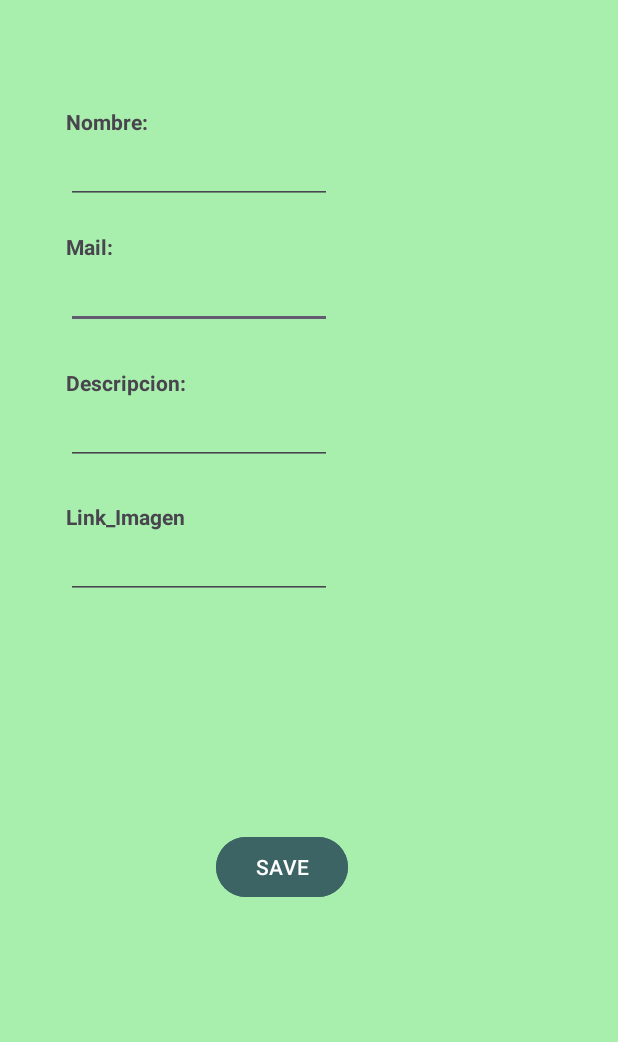
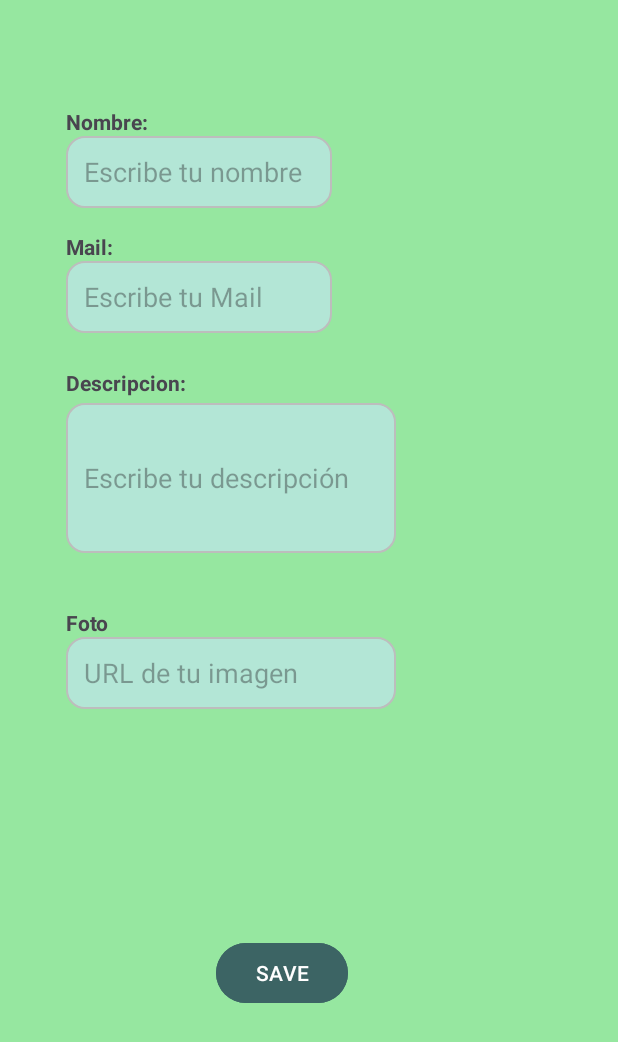
Before and after one commit to jmperez321/Tasca3ProfileForm, an Android app: the screen it shows after launch (MainActivity), on a phone screen of 412 x 824 dp. Shown: the top 1042 px of the screen. Run offline under Robolectric (Android 15) with nearby library versions, the phone set to English and light mode, and no system bars.

Commit message:
add & apply Drawable bg_rounded_field.xml

```diff
--- /dev/null
+++ b/app/src/main/res/drawable/bg_rounded_field.xml
@@ -0,0 +1,22 @@
+<?xml version="1.0" encoding="utf-8"?>
+<shape xmlns:android="http://schemas.android.com/apk/res/android"
+    android:shape="rectangle">
+
+    <!-- Color de fondo del campo -->
+    <solid android:color="@color/green1" />
+
+    <!-- Radio de las esquinas redondeadas -->
+    <corners android:radius="12dp" />
+
+    <!-- Borde opcional para definir mejor el contorno -->
+    <stroke
+        android:width="1dp"
+        android:color="#BDBDBD" />
+
+    <!-- Margen interior para que el texto no toque los bordes -->
+    <padding
+        android:left="12dp"
+        android:top="8dp"
+        android:right="12dp"
+        android:bottom="8dp" />
+</shape>
--- a/app/src/main/res/layout/activity_main.xml
+++ b/app/src/main/res/layout/activity_main.xml
@@ -25,14 +25,14 @@
         android:id="@+id/userImgUrlLabel"
         android:layout_width="wrap_content"
         android:layout_height="wrap_content"
-        android:text="Link_Imagen"
+        android:text="Foto"
         android:textStyle="bold"
         app:layout_constraintBottom_toBottomOf="parent"
         app:layout_constraintEnd_toEndOf="@+id/userDescriptionLabel"
         app:layout_constraintHorizontal_bias="0.0"
         app:layout_constraintStart_toStartOf="@+id/userDescriptionLabel"
         app:layout_constraintTop_toBottomOf="@+id/userDescriptionLabel"
-        app:layout_constraintVertical_bias="0.13" />
+        app:layout_constraintVertical_bias="0.26" />
 
     <TextView
         android:id="@+id/userNameLabel"
@@ -50,40 +50,44 @@
     <EditText
         android:id="@+id/inputMail"
         android:layout_width="177dp"
-        android:layout_height="45dp"
+        android:layout_height="48dp"
+        android:background="@drawable/bg_rounded_field"
         android:ems="10"
-        android:inputType="text"
-        android:text=" "
+        android:hint="Escribe tu Mail"
         app:layout_constraintStart_toStartOf="@+id/userMailLabel"
         app:layout_constraintTop_toBottomOf="@+id/userMailLabel" />
 
+
     <EditText
         android:id="@+id/inputDescripcion"
-        android:layout_width="177dp"
-        android:layout_height="45dp"
+        android:layout_width="220dp"
+        android:layout_height="100dp"
+        android:layout_marginTop="4dp"
+        android:background="@drawable/bg_rounded_field"
         android:ems="10"
-        android:inputType="text"
-        android:text=" "
+        android:hint="Escribe tu descripción"
         app:layout_constraintStart_toStartOf="@+id/userDescriptionLabel"
         app:layout_constraintTop_toBottomOf="@+id/userDescriptionLabel" />
 
     <EditText
         android:id="@+id/inputLinkImg"
-        android:layout_width="177dp"
-        android:layout_height="45dp"
+        android:layout_width="220dp"
+        android:layout_height="48dp"
+        android:background="@drawable/bg_rounded_field"
         android:ems="10"
+        android:hint="URL de tu imagen"
         android:inputType="text"
-        android:text=" "
         app:layout_constraintStart_toStartOf="@+id/userImgUrlLabel"
         app:layout_constraintTop_toBottomOf="@+id/userImgUrlLabel" />
 
     <EditText
         android:id="@+id/inputName"
         android:layout_width="177dp"
-        android:layout_height="45dp"
+        android:layout_height="48dp"
+        android:background="@drawable/bg_rounded_field"
         android:ems="10"
+        android:hint="Escribe tu nombre"
         android:inputType="text"
-        android:text=" "
         app:layout_constraintStart_toStartOf="@+id/userNameLabel"
         app:layout_constraintTop_toBottomOf="@+id/userNameLabel" />
 
--- a/app/src/main/res/layout/profileactivity.xml
+++ b/app/src/main/res/layout/profileactivity.xml
@@ -5,6 +5,7 @@
     android:id="@+id/main"
     android:layout_width="match_parent"
     android:layout_height="match_parent"
+    android:background="@color/green"
     tools:context=".ProfileActivity">
 
     <ImageView
@@ -19,30 +20,34 @@
         app:layout_constraintVertical_bias="0.083"
         tools:srcCompat="@tools:sample/avatars" />
 
+
     <TextView
         android:id="@+id/userNameView"
-        android:layout_width="wrap_content"
+        android:layout_width="250dp"
         android:layout_height="wrap_content"
-        android:layout_marginTop="52dp"
-        android:layout_marginEnd="232dp"
+        android:layout_marginTop="40dp"
+        android:layout_marginEnd="32dp"
+        android:background="@drawable/bg_rounded_field"
         android:text="userNameView"
         app:layout_constraintEnd_toEndOf="@+id/imageContact"
         app:layout_constraintTop_toBottomOf="@+id/imageContact" />
 
     <TextView
         android:id="@+id/userMailView"
-        android:layout_width="wrap_content"
+        android:layout_width="250dp"
         android:layout_height="wrap_content"
         android:layout_marginTop="24dp"
+        android:background="@drawable/bg_rounded_field"
         android:text="userMailView"
         app:layout_constraintStart_toStartOf="@+id/userNameView"
         app:layout_constraintTop_toBottomOf="@+id/userNameView" />
 
     <TextView
         android:id="@+id/userDescriptionView"
-        android:layout_width="wrap_content"
+        android:layout_width="250dp"
         android:layout_height="wrap_content"
         android:layout_marginTop="24dp"
+        android:background="@drawable/bg_rounded_field"
         android:text="userDescriptionView"
         app:layout_constraintStart_toStartOf="@+id/userMailView"
         app:layout_constraintTop_toBottomOf="@+id/userMailView" />
--- a/app/src/main/res/values/colors.xml
+++ b/app/src/main/res/values/colors.xml
@@ -2,6 +2,9 @@
 <resources>
     <color name="black">#FF000000</color>
     <color name="white">#FFFFFFFF</color>
-    <color name="green">#A8EFAD</color>
+    <color name="green">#96E7A0</color>
+    <color name="green1">#B3E6D6</color>
     <color name="green2">#3C6464</color>
+    <color name="blue">#082066</color>
+
 </resources>
```
